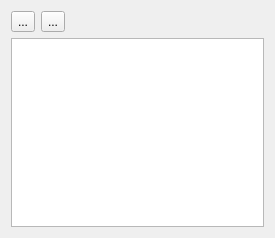
First picture: the form in res/ui/PixelPalette.ui, repository cspang1/jide, before the edit.
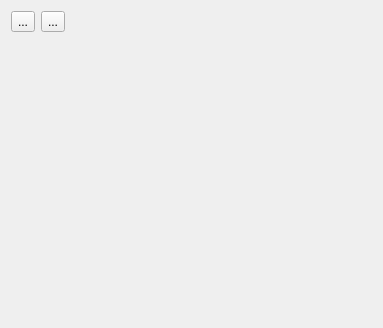
Second picture: the form after the edit. Icons and pictures are not drawn. Custom widgets are drawn as their Qt base class.

Commit message: Ready for pixel palette implementation

Patch:
```diff
--- a/res/ui/PixelPalette.ui
+++ b/res/ui/PixelPalette.ui
@@ -6,8 +6,8 @@
    <rect>
     <x>0</x>
     <y>0</y>
-    <width>275</width>
-    <height>238</height>
+    <width>383</width>
+    <height>328</height>
    </rect>
   </property>
   <property name="windowTitle">
@@ -60,18 +60,42 @@
     </layout>
    </item>
    <item>
-    <layout class="QHBoxLayout" name="palette_layout">
+    <layout class="QVBoxLayout" name="verticalLayout">
      <item>
-      <widget class="QGraphicsView" name="palette_view">
-       <property name="enabled">
-        <bool>true</bool>
+      <widget class="PixelPaletteGrid" name="pixel_palette_grid" native="true">
+       <property name="sizePolicy">
+        <sizepolicy hsizetype="Expanding" vsizetype="Expanding">
+         <horstretch>0</horstretch>
+         <verstretch>0</verstretch>
+        </sizepolicy>
        </property>
       </widget>
      </item>
     </layout>
    </item>
+   <item>
+    <spacer name="verticalSpacer">
+     <property name="orientation">
+      <enum>Qt::Vertical</enum>
+     </property>
+     <property name="sizeHint" stdset="0">
+      <size>
+       <width>20</width>
+       <height>40</height>
+      </size>
+     </property>
+    </spacer>
+   </item>
   </layout>
  </widget>
+ <customwidgets>
+  <customwidget>
+   <class>PixelPaletteGrid</class>
+   <extends>QWidget</extends>
+   <header>pixel_palette_grid</header>
+   <container>1</container>
+  </customwidget>
+ </customwidgets>
  <resources>
   <include location="../resources.qrc"/>
  </resources>
```
The commit also changes 9 other files.
